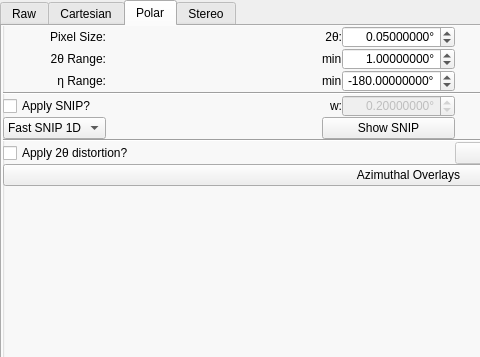
Qt form hexrd/ui/resources/ui/image_mode_widget.ui (HEXRD/hexrdgui) before a commit; both pictures show x 0 to 480 and y 0 to 357 of the 817 by 779 pixel window.
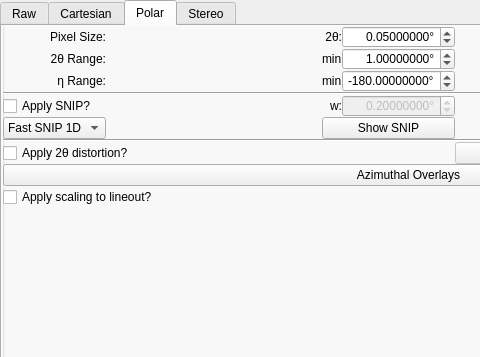
The same form after that commit. The open tabs and pages were chosen to show the change. Custom widgets are drawn as their Qt base class.

Commit message:
Make polar lineout scaling optional
It now also defaults to `False`.

Addresses part of #1437

Diff of the .ui file:
```diff
--- a/hexrd/ui/resources/ui/image_mode_widget.ui
+++ b/hexrd/ui/resources/ui/image_mode_widget.ui
@@ -865,6 +865,16 @@
                 </property>
                </widget>
               </item>
+              <item row="15" column="0" colspan="2">
+               <widget class="QCheckBox" name="polar_apply_scaling_to_lineout">
+                <property name="toolTip">
+                 <string>&lt;html&gt;&lt;head/&gt;&lt;body&gt;&lt;p&gt;If checked, the scaling from the color map will also be applied to the lineout.&lt;/p&gt;&lt;p&gt;&lt;br/&gt;&lt;/p&gt;&lt;p&gt;If the scaling is applied to the lineout, note that the lineout is generated as follows: &lt;/p&gt;&lt;p&gt;&lt;br/&gt;&lt;/p&gt;&lt;p&gt;&lt;span style=&quot; font-style:italic;&quot;&gt;mean(sum(scale(img - min(img)), axis=0))&lt;/span&gt;&lt;/p&gt;&lt;p&gt;&lt;br/&gt;&lt;/p&gt;&lt;p&gt;The minimum of the image is subtracted before scaling. The sum is performed after scaling. And the mean is performed at the end so that masked values are not treated as zero.&lt;/p&gt;&lt;/body&gt;&lt;/html&gt;</string>
+                </property>
+                <property name="text">
+                 <string>Apply scaling to lineout?</string>
+                </property>
+               </widget>
+              </item>
              </layout>
             </item>
            </layout>
```
Left out of the diff: 4 changed lines with no effect on the pictures. The commit also changes 4 other files.
